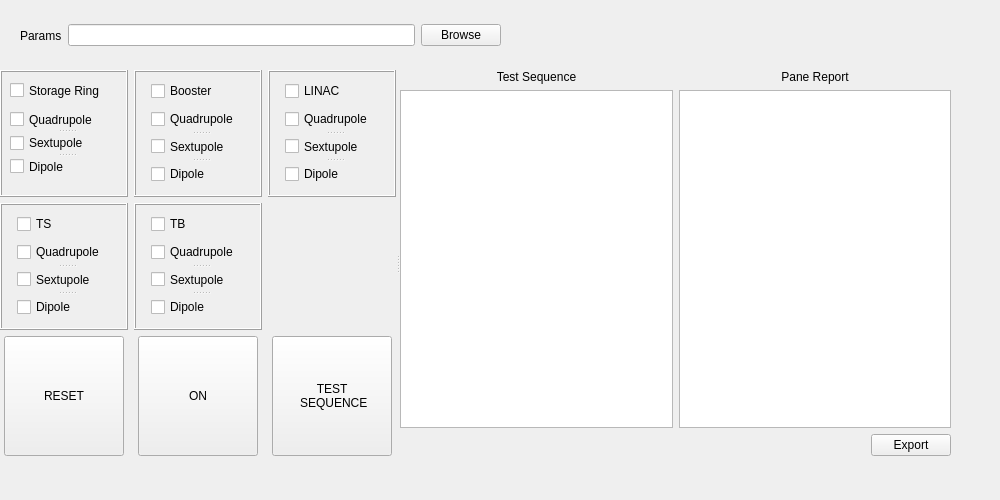
First picture: the form in pydm/ps_test/main_window.ui, repository lnls-sirius/hla, before the edit.
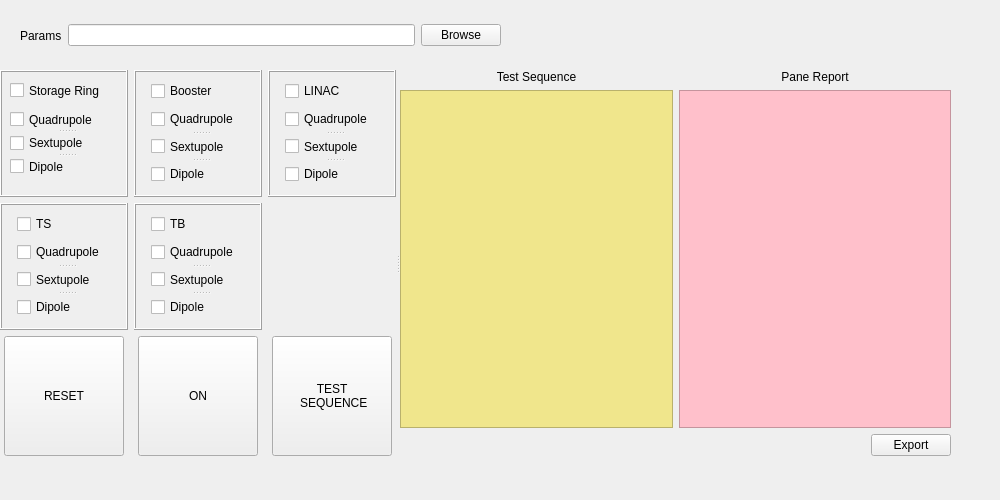
Second picture: the form after the edit. Custom widgets are drawn as their Qt base class.

Commit message: Initial working version for ps_diagnostic and color change in textbox widgets

Patch:
```diff
--- a/pydm/ps_test/main_window.ui
+++ b/pydm/ps_test/main_window.ui
@@ -829,6 +829,9 @@
        <property name="enabled">
         <bool>true</bool>
        </property>
+       <property name="styleSheet">
+        <string notr="true">background-color: rgb(240, 230, 140);</string>
+       </property>
        <property name="readOnly">
         <bool>true</bool>
        </property>
@@ -839,6 +842,9 @@
        <property name="enabled">
         <bool>true</bool>
        </property>
+       <property name="styleSheet">
+        <string notr="true">background-color: rgb(255, 192, 203);</string>
+       </property>
        <property name="readOnly">
         <bool>true</bool>
        </property>
```
The commit also changes 8 other files.
